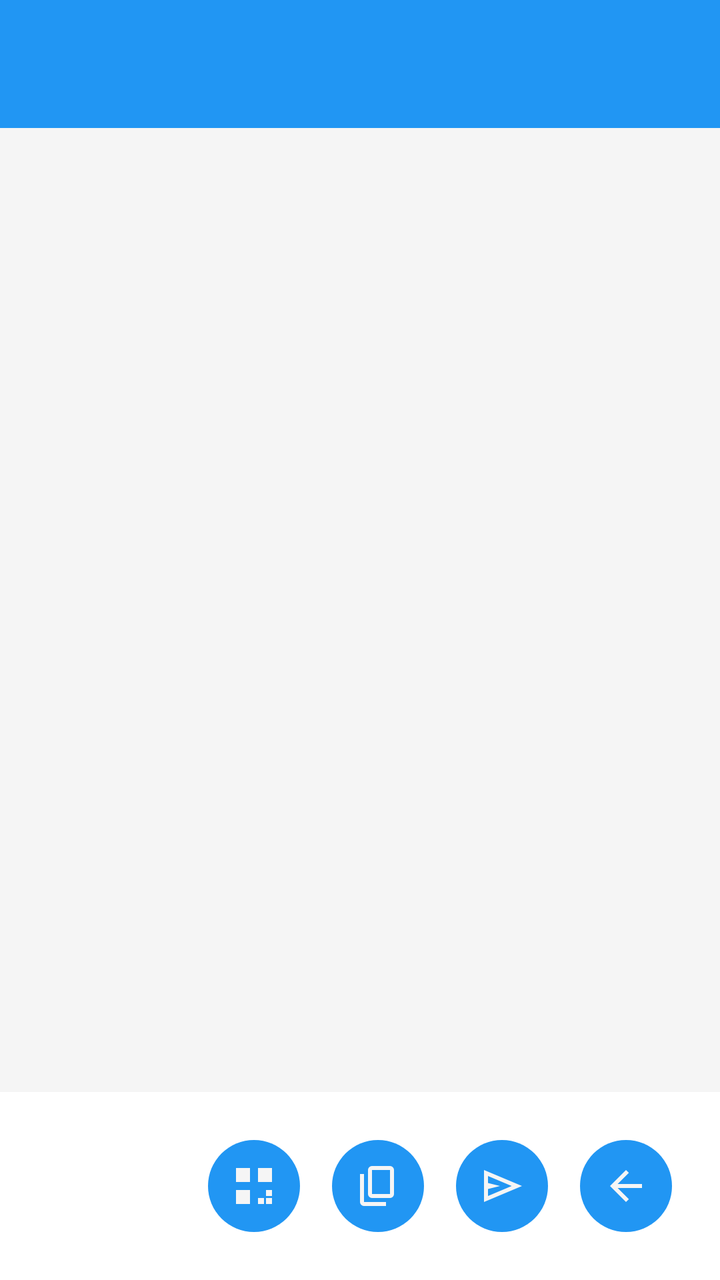
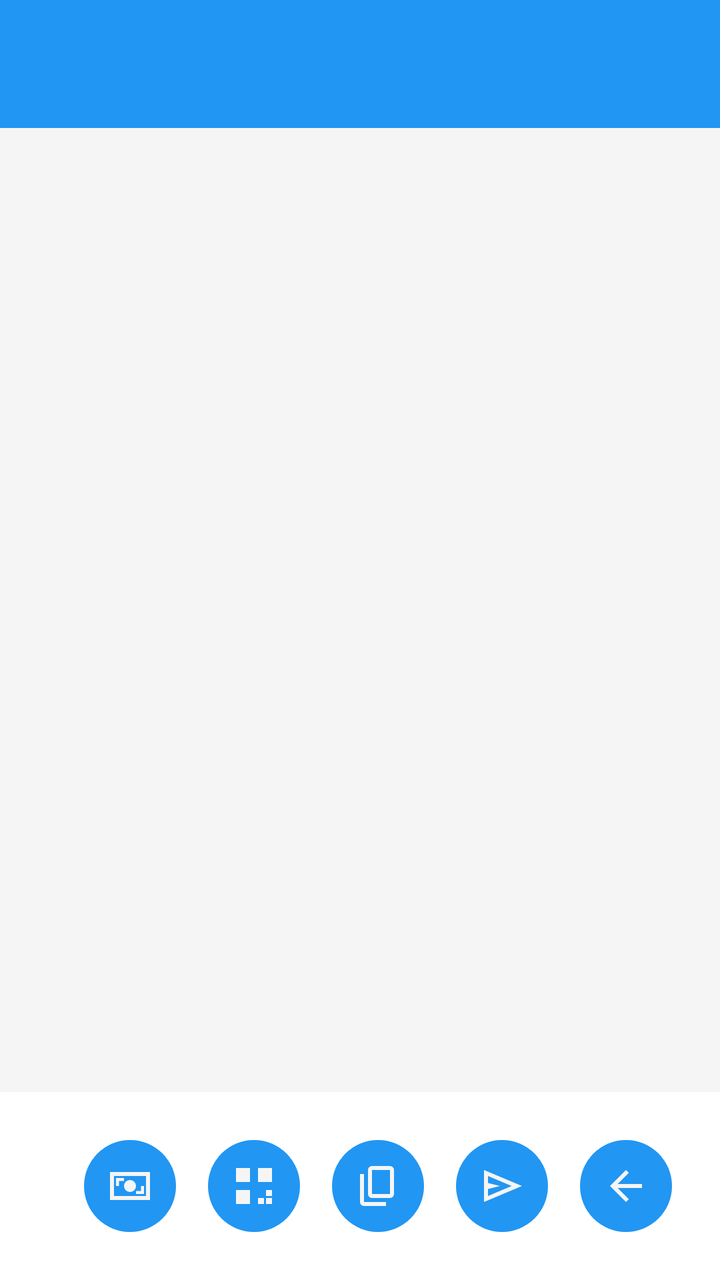

The first picture is an Android layout as it rendered before a commit; the second is the same layout after the commit. The layout source and the unified diff follow.
<!-- AndroidManifest.xml: application theme Theme.Freer -->
<!-- res/layout/activity_send_tx.xml -->
<?xml version="1.0" encoding="utf-8"?>
<LinearLayout xmlns:android="http://schemas.android.com/apk/res/android"
    android:layout_width="match_parent"
    android:layout_height="match_parent"
    android:orientation="vertical"
    android:background="@color/main_background">

    <include layout="@layout/common_toolbar" />

    <ScrollView
        android:layout_width="match_parent"
        android:layout_height="0dp"
        android:layout_weight="1">

        <LinearLayout
            android:layout_width="match_parent"
            android:layout_height="wrap_content"
            android:orientation="vertical"
            android:padding="16dp">

            <LinearLayout
                android:id="@+id/fragmentContainer"
                android:layout_width="match_parent"
                android:layout_height="wrap_content"
                android:orientation="vertical"
                android:layout_marginBottom="16dp"
                />

        </LinearLayout>
    </ScrollView>

    <LinearLayout
        android:id="@+id/buttonContainer"
        android:layout_width="match_parent"
        android:layout_height="wrap_content"
        android:orientation="horizontal"
        android:padding="16dp"
        android:background="?android:attr/windowBackground"
        android:gravity="end">

        <ImageButton
            android:id="@+id/makeQrButton"
            style="@style/ImageButtonStyle"
            android:src="@drawable/ic_make_qr"
            android:contentDescription="@string/make_qr" />

        <ImageButton
            android:id="@+id/copyButton"
            style="@style/ImageButtonStyle"
            android:src="@drawable/ic_copy"
            android:contentDescription="@string/copy_tx" />

        <ImageButton
            android:id="@+id/signButton"
            style="@style/ImageButtonStyle"
            android:src="@drawable/ic_send"
            android:contentDescription="@string/sign" />

        <ImageButton
            android:id="@+id/back_button"
            style="@style/ImageButtonStyle"
            android:src="@drawable/ic_back"
            android:contentDescription="@string/back" />

    </LinearLayout>
</LinearLayout>
<!-- res/layout/common_toolbar.xml (included above) -->
<?xml version="1.0" encoding="utf-8"?>
<androidx.appcompat.widget.Toolbar xmlns:android="http://schemas.android.com/apk/res/android"
    xmlns:app="http://schemas.android.com/apk/res-auto"
    android:id="@+id/toolbar"
    android:layout_width="match_parent"
    android:layout_height="?attr/actionBarSize"
    android:background="@color/accent"
    android:theme="@style/ThemeOverlay.Freer.Toolbar">

    <LinearLayout
        android:id="@+id/toolbar_fid_container"
        android:layout_width="wrap_content"
        android:layout_height="match_parent"
        android:layout_gravity="end"
        android:orientation="horizontal"
        android:gravity="end|center_vertical"
        android:visibility="gone"
        android:clickable="true"
        android:focusable="true"
        android:paddingStart="8dp"
        android:paddingEnd="16dp"
        android:background="?android:attr/selectableItemBackground">

        <TextView
            android:id="@+id/toolbar_fid_text"
            android:layout_width="130dp"
            android:layout_height="wrap_content"
            android:textColor="@color/main_background"
            android:paddingStart="8dp"
            android:paddingEnd="4dp"
            android:textSize="14sp"
            android:maxLines="1"
            android:gravity="end"
            android:ellipsize="middle" />

        <ImageView
            android:id="@+id/toolbar_avatar"
            android:layout_width="42dp"
            android:layout_height="42dp"
            android:background="@color/accent"
            android:scaleType="centerCrop"
            android:contentDescription="@string/avatar" />

    </LinearLayout>

</androidx.appcompat.widget.Toolbar>
<!-- resources referenced by this layout -->
<resources>
  <color name="accent">#2196F3</color>
  <color name="main_background">#F5F5F5</color>
  <!-- drawable ic_back (drawable) -->
  <vector xmlns:android="http://schemas.android.com/apk/res/android"
      android:width="24dp"
      android:height="24dp"
      android:viewportWidth="960"
      android:viewportHeight="960">
    <path
        android:pathData="m313,520 l224,224 -57,56 -320,-320 320,-320 57,56 -224,224h487v80L313,520Z"
        android:fillColor="@color/main_background"/>
  </vector>
  <!-- drawable ic_copy (drawable) -->
  <vector xmlns:android="http://schemas.android.com/apk/res/android"
      android:width="24dp"
      android:height="24dp"
      android:viewportWidth="960"
      android:viewportHeight="960">
    <path
        android:pathData="M360,720q-33,0 -56.5,-23.5T280,640v-480q0,-33 23.5,-56.5T360,80h360q33,0 56.5,23.5T800,160v480q0,33 -23.5,56.5T720,720L360,720ZM360,640h360v-480L360,160v480ZM200,880q-33,0 -56.5,-23.5T120,800v-560h80v560h440v80L200,880ZM360,640v-480,480Z"
        android:fillColor="@color/accent"/>
  </vector>
  <!-- drawable ic_make_qr (drawable) -->
  <?xml version="1.0" encoding="utf-8"?>
  <vector xmlns:android="http://schemas.android.com/apk/res/android"
      android:width="24dp"
      android:height="24dp"
      android:viewportWidth="24"
      android:viewportHeight="24"
      android:tint="@color/accent">
      <path
          android:fillColor="@color/text"
          android:pathData="M3,3h7v7h-7zM14,3h7v7h-7zM3,14h7v7h-7z"/>
      <path
          android:fillColor="@color/text"
          android:pathData="M18,14h3v3h-3zM14,18h3v3h-3zM18,18h3v3h-3z"/>
  </vector>
  <!-- drawable ic_send (drawable) -->
  <vector xmlns:android="http://schemas.android.com/apk/res/android"
      android:width="24dp"
      android:height="24dp"
      android:viewportWidth="960"
      android:viewportHeight="960">
    <path
        android:pathData="M120,800v-640l760,320 -760,320ZM200,680 L674,480 200,280v140l240,60 -240,60v140ZM200,680v-400,400Z"
        android:fillColor="@color/warning"/>
  </vector>
  <string name="avatar">Avatar</string>
  <string name="back">Back</string>
  <string name="copy_tx">Copy TX</string>
  <string name="make_qr">Make QR</string>
  <string name="sign">Sign</string>
  <style name="ImageButtonStyle">
          <item name="android:layout_width">46dp</item>
          <item name="android:layout_height">46dp</item>
          <item name="android:layout_margin">8dp</item>
          <item name="android:background">@drawable/bg_round_accent</item>
          <item name="android:tint">@color/main_background</item>
          <item name="android:scaleType">centerInside</item>
          <item name="android:padding">8dp</item>
      </style>
  <style name="ThemeOverlay.Freer.Toolbar" parent="ThemeOverlay.AppCompat.ActionBar">
          <item name="android:textColorPrimary">@color/main_background</item>
          <item name="android:textColorSecondary">@color/main_background</item>
      </style>
  <style name="Theme.Freer" parent="Base.Theme.Freer" />
  <color name="text">#000000</color>
  <color name="warning">#FF9800</color>
  <!-- drawable bg_round_accent (drawable) -->
  <?xml version="1.0" encoding="utf-8"?>
  <shape xmlns:android="http://schemas.android.com/apk/res/android"
      android:shape="oval">
      <solid android:color="@color/accent" />
  </shape>
  <!-- unchanged entries left out for length: 1 -->
</resources>

<!-- the commit's change to res/layout/activity_send_tx.xml (unified diff, before → after) -->
@@ -37,6 +37,13 @@
         android:padding="16dp"
         android:background="?android:attr/windowBackground"
         android:gravity="end">
+
+        <ImageButton
+            android:id="@+id/reselectInputsButton"
+            style="@style/ImageButtonStyle"
+            android:src="@drawable/ic_cash"
+            android:contentDescription="@string/reselect_inputs"
+            android:tooltipText="@string/reselect_inputs" />
 
         <ImageButton
             android:id="@+id/makeQrButton"
<!-- resource entries referenced after the edit -->
@@ -11,6 +11,16 @@
     <path
         android:pathData="m313,520 l224,224 -57,56 -320,-320 320,-320 57,56 -224,224h487v80L313,520Z"
         android:fillColor="@color/main_background"/>
+  </vector>
+  <!-- drawable ic_cash (drawable) -->
+  <vector xmlns:android="http://schemas.android.com/apk/res/android"
+      android:width="24dp"
+      android:height="24dp"
+      android:viewportWidth="960"
+      android:viewportHeight="960">
+    <path
+        android:pathData="M600,640h160v-160h-60v100L600,580v60ZM480,600q50,0 85,-35t35,-85q0,-50 -35,-85t-85,-35q-50,0 -85,35t-35,85q0,50 35,85t85,35ZM200,480h60v-100h100v-60L200,320v160ZM80,760v-560h800v560L80,760ZM160,680h640v-400L160,280v400ZM160,680v-400,400Z"
+        android:fillColor="#2BB800"/>
   </vector>
   <!-- drawable ic_copy (drawable) -->
   <vector xmlns:android="http://schemas.android.com/apk/res/android"
@@ -51,6 +61,7 @@
   <string name="back">Back</string>
   <string name="copy_tx">Copy TX</string>
   <string name="make_qr">Make QR</string>
+  <string name="reselect_inputs">Reselect inputs</string>
   <string name="sign">Sign</string>
   <style name="ImageButtonStyle">
           <item name="android:layout_width">46dp</item>
